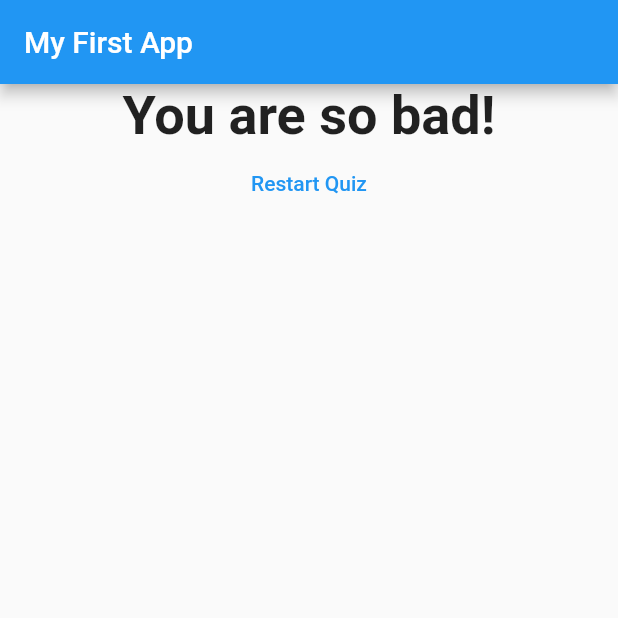
After one commit to Gabriel-Borba/FlutterApp, a Flutter app: the screen it shows after launch, after a tap on "Shark", after a tap on "Red", after a tap on "pug", on a phone screen of 412 x 824 dp, the top half of it. The commit adds this screen. Run offline on Flutter 3.47's test engine with Material 2 defaults, Android fonts, the phone set to English and light mode, and no system bars.

Commit message:
-Dart Basics -Flutter Basics

```diff
--- a/lib/main.dart
+++ b/lib/main.dart
@@ -1,6 +1,7 @@
 import 'package:flutter/material.dart';
-import './question.dart';
-import './answer.dart';
+import 'package:flutter_first_project/result.dart';
+import './quiz.dart';
+import './result.dart';
 
 void main() => runApp(MyApp());
 
@@ -11,9 +12,49 @@ class MyApp extends StatefulWidget {
   }
 }
 
+var questions = [
+  {
+    'questionText': 'Whats your favorite animal?',
+    'answers': [
+      {'text': 'Shark', 'score': 10},
+      {'text': 'Dog', 'score': 5},
+      {'text': 'cat', 'score': 10},
+      {'text': 'sheep', 'score': 7}
+    ],
+  },
+  {
+    'questionText': 'Whats your favorite color?',
+    'answers': [
+      {'text': 'Black', 'score': 10},
+      {'text': 'Red', 'score': 7},
+      {'text': 'Blue', 'score': 4},
+      {'text': 'white', 'score': 8}
+    ],
+  },
+  {
+    'questionText': 'Whats your dog?',
+    'answers': [
+      {'text': 'sausage', 'score': 10},
+      {'text': 'Golden', 'score': 8},
+      {'text': 'pug', 'score': 2},
+      {'text': 'labrador', 'score': 9}
+    ],
+  },
+];
+
 class _MyAppState extends State<MyApp> {
   var questionIndex = 0;
-  void answerQuestion() {
+  var totalScore = 0;
+
+  void resetQuiz() {
+    setState(() {
+      questionIndex = 0;
+      totalScore = 0;
+    });
+  }
+
+  void answerQuestion(int score) {
+    totalScore += score;
     setState(() {
       questionIndex = questionIndex + 1;
     });
@@ -22,36 +63,18 @@ class _MyAppState extends State<MyApp> {
 
   @override
   Widget build(BuildContext context) {
-    var questions = [
-      {
-        'questionText': 'Whats your favorite animal?',
-        'answers': ['Shark', 'Dog', 'Cat', 'Wolf'],
-      },
-      {
-        'questionText': 'Whats your favorite color?',
-        'answers': ['Black', 'Red', 'Green', 'White'],
-      },
-      {
-        'questionText': 'Whats your dog?',
-        'answers': ['sausage', 'golden', 'pug', 'labrador'],
-      },
-    ];
     return MaterialApp(
       home: Scaffold(
         appBar: AppBar(
           title: Text('My First App'),
         ),
-        body: Column(
-          children: [
-            Question(
-              questions[questionIndex]['questionText'],
-            ),
-            ...(questions[questionIndex]['answers'] as List<String>)
-                .map((answer) {
-              return Answer(answerQuestion, answer);
-            }).toList()
-          ],
-        ),
+        body: questionIndex < questions.length
+            ? Quiz(
+                questionIndex: questionIndex,
+                answerQuestion: answerQuestion,
+                questions: questions,
+              )
+            : Result(totalScore, resetQuiz),
       ),
     );
   }
--- /dev/null
+++ b/lib/quiz.dart
@@ -0,0 +1,24 @@
+import 'package:flutter/material.dart';
+import './answer.dart';
+import './question.dart';
+
+class Quiz extends StatelessWidget {
+  final List<Map<String,Object>> questions;
+  final Function answerQuestion;
+  final int questionIndex;
+
+  Quiz({@required this.questions, @required this.answerQuestion, @required this.questionIndex});
+  @override
+  Widget build(BuildContext context) {
+    return Column(
+      children: [
+        Question(
+          questions[questionIndex]['questionText'],
+        ),
+        ...(questions[questionIndex]['answers'] as List<Map<String,Object>>).map((answer) {
+          return Answer( () => answerQuestion(answer['score']), answer['text']);
+        }).toList()
+      ],
+    );
+  }
+}
--- /dev/null
+++ b/lib/result.dart
@@ -0,0 +1,41 @@
+import 'package:flutter/material.dart';
+
+class Result extends StatelessWidget {
+  final int resultScore;
+  final Function resetHandler;
+  Result(this.resultScore, this.resetHandler);
+
+  String get resultPhrase {
+    var resultText;
+    if (resultScore <= 8) {
+      resultText = 'You are awesome and innocent';
+    } else if (resultScore <= 12) {
+      resultText = 'Pretty likeable';
+    } else if (resultScore <= 16) {
+      resultText = 'You are... Strange';
+    } else {
+      resultText = 'You are so bad!';
+    }
+    return resultText;
+  }
+
+  @override
+  Widget build(BuildContext context) {
+    return Center(
+      child: Column(
+        children: <Widget>[
+          Text(
+            resultPhrase,
+            style: TextStyle(fontSize: 36, fontWeight: FontWeight.bold),
+            textAlign: TextAlign.center,
+          ),
+          FlatButton(
+            onPressed: resetHandler,
+            child: Text('Restart Quiz'),
+            textColor: Colors.blue ,
+          ),
+        ],
+      ),
+    );
+  }
+}
```
Also changed, not shown: 1 other file.
